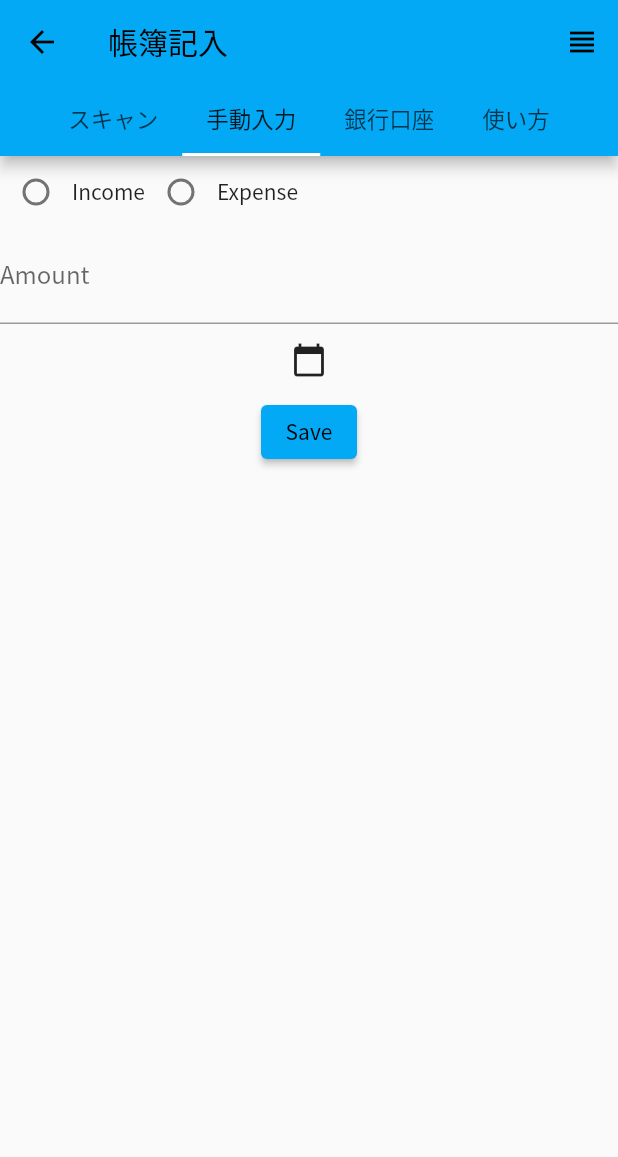
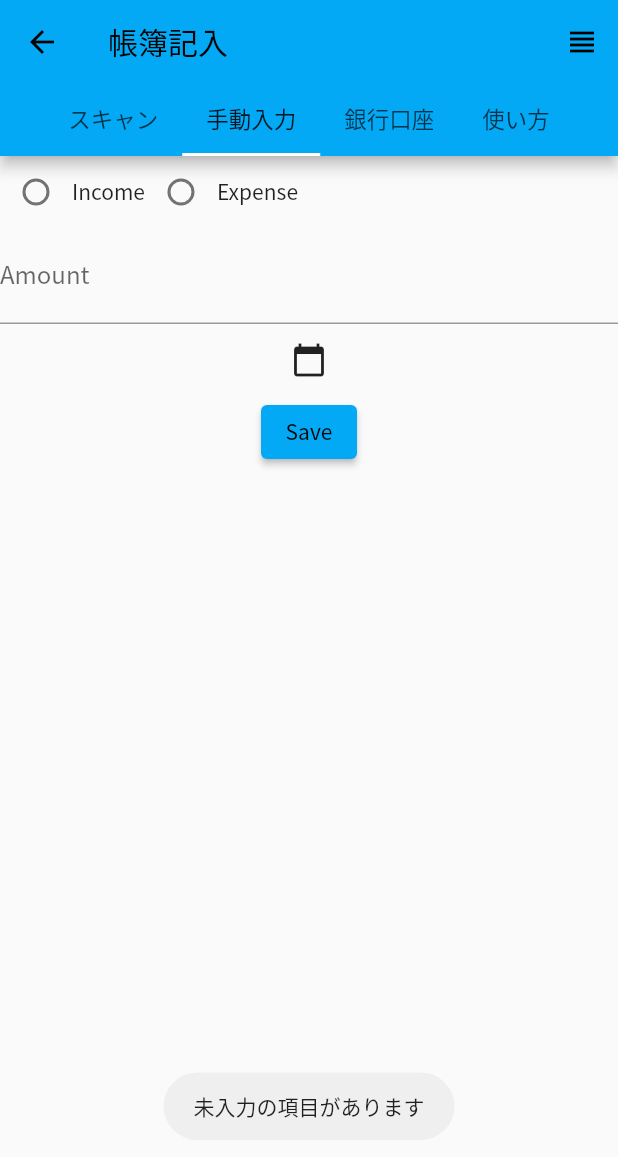
Before and after one commit to U-22-gg/U-22, a Flutter app: the LedgerPageScreen screen opened directly, tab 2 chosen, after a tap on "Save", on a phone screen of 412 x 824 dp. Shown: the top 1157 px of the screen. Run offline on Flutter 3.47's test engine with Material 2 defaults, Android fonts, the phone set to English and light mode, and no system bars; our stand-ins replace cloud_firestore, firebase_auth, firebase_core, flutter_riverpod, fluttertoast, logger; accounts and stored records are empty.

```diff
--- a/lib/src/screens/ledger_page.dart
+++ b/lib/src/screens/ledger_page.dart
@@ -1,6 +1,9 @@
+// ignore_for_file: prefer_const_constructors
+
 import 'package:flutter/material.dart';
 import 'package:cloud_firestore/cloud_firestore.dart';
 import 'package:firebase_auth/firebase_auth.dart';
+import 'package:fluttertoast/fluttertoast.dart';
 
 class LedgerPageScreen extends StatefulWidget {
   const LedgerPageScreen({Key? key}) : super(key: key);
@@ -24,7 +27,10 @@ class _LedgerPageScreenState extends State<LedgerPageScreen> {
         (_transactionType == 'Income' && _category == null) ||
         (_transactionType == 'Expense' && _expense == null)) {
       // Show some error and return
-      print("Incomplete data");
+      Fluttertoast.showToast(
+        msg: '未入力の項目があります',
+        toastLength: Toast.LENGTH_LONG,
+      );
       return;
     }
 
@@ -32,11 +38,14 @@ class _LedgerPageScreenState extends State<LedgerPageScreen> {
     final transactionId = _firestore.collection('transaction').doc().id;
     final summary = _transactionType == 'Income' ? _category : _expense;
 
+    //transactionTypeがExpenseなら-を付与する
+    final int amount = _transactionType == 'Expense' ? -_amount! : _amount!;
+
     await _firestore.collection('transaction').doc(transactionId).set({
       'user_id': uid,
       'transaction_id': transactionId,
       'summary': summary,
-      'price': _amount,
+      'price': amount,
       'date': _date,
       'category': _transactionType == 'Income' ? _category : null,
       'expenses': _transactionType == 'Expense' ? _expense : null,
--- a/pubspec.yaml
+++ b/pubspec.yaml
@@ -37,6 +37,7 @@ dependencies:
   camera: ^0.10.5+2
   logger: ^1.1.0
   cloud_firestore: ^4.8.1
+  fluttertoast: ^8.0.8
 
 
 dev_dependencies:
```
Also changed, not shown: pubspec.lock.
